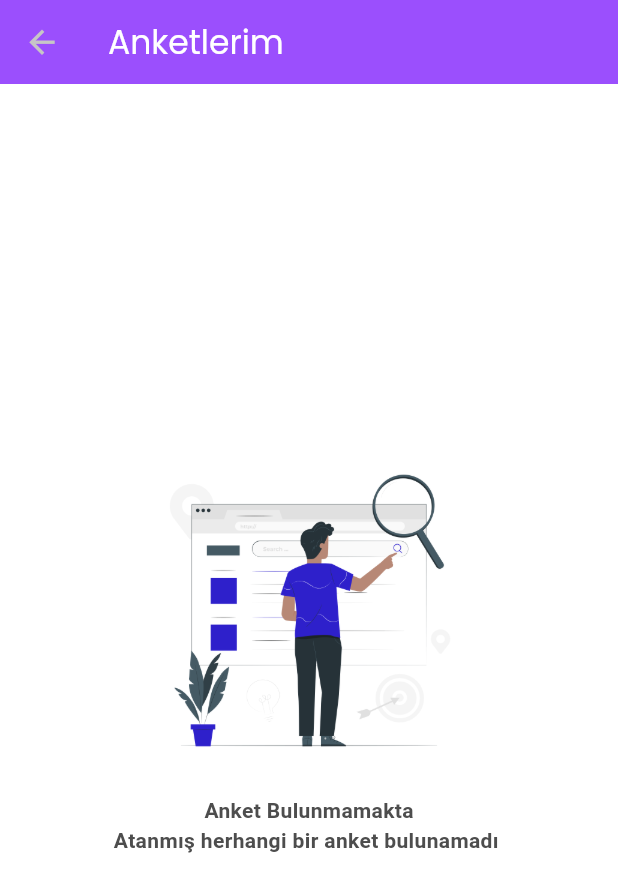
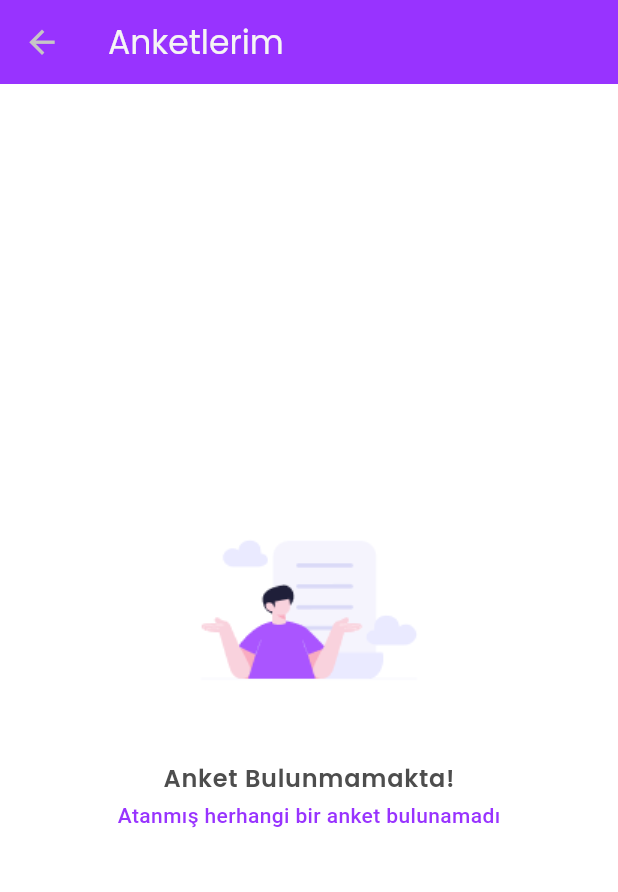
Before and after one commit to ozgeakinci/tobeto-app, a Flutter app: the Surveys screen opened directly, on a phone screen of 412 x 824 dp. Shown: the top 892 px of the screen. Run offline on Flutter 3.47's test engine with Material 3 defaults, Android fonts, the phone set to English and light mode, and no system bars; our stand-ins replace google_fonts.

Commit message:
survey page style fixed

```diff
--- a/lib/view/screens/homeScreens/surveys.dart
+++ b/lib/view/screens/homeScreens/surveys.dart
@@ -1,4 +1,5 @@
 import 'package:flutter/material.dart';
+import 'package:tobeto_app/theme/tobeto_theme_color.dart';
 
 class Surveys extends StatelessWidget {
   const Surveys({Key? key}) : super(key: key);
@@ -7,26 +8,38 @@ class Surveys extends StatelessWidget {
   Widget build(BuildContext context) {
     return Scaffold(
       appBar: AppBar(
-        title: const Text(
+        title: Text(
           "Anketlerim",
-          style: TextStyle(color: Colors.white),
+          style: TextStyle(color: TobetoAppColor.backgroundLight),
         ),
-        backgroundColor: Color(0xFF9B4FFD),
+        backgroundColor: TobetoAppColor.colorSchemeLight.primary,
       ),
       body: Center(
         child: Column(
           mainAxisAlignment: MainAxisAlignment.center,
           children: [
             Image.asset(
-              'assets/images/anket_image.png',
-              width: double.infinity,
-              height: 200,
+              'assets/images/survey_image.png',
             ),
             const SizedBox(
               height: 20,
             ),
-            const Text("Anket Bulunmamakta"),
-            const Text("Atanmış herhangi bir anket bulunamadı "),
+            Text(
+              "Anket Bulunmamakta!",
+              style: Theme.of(context)
+                  .textTheme
+                  .bodyLarge
+                  ?.copyWith(fontWeight: FontWeight.w600),
+            ),
+            const SizedBox(
+              height: 3,
+            ),
+            Text(
+              "Atanmış herhangi bir anket bulunamadı",
+              style: TextStyle(
+                  color: TobetoAppColor.colorSchemeLight.primary,
+                  fontWeight: FontWeight.w500),
+            ),
           ],
         ),
       ),
--- a/pubspec.yaml
+++ b/pubspec.yaml
@@ -63,6 +63,7 @@ flutter:
      - assets/images/login_page_background.png
      - assets/images/hello_tobeto.png
      - assets/images/anket_image.png
+     - assets/images/survey_image.png
 
   # An image asset can refer to one or more resolution-specific "variants", see
   # https://flutter.dev/assets-and-images/#resolution-aware
```
Also changed, not shown: assets/images/survey_image.png (added).
